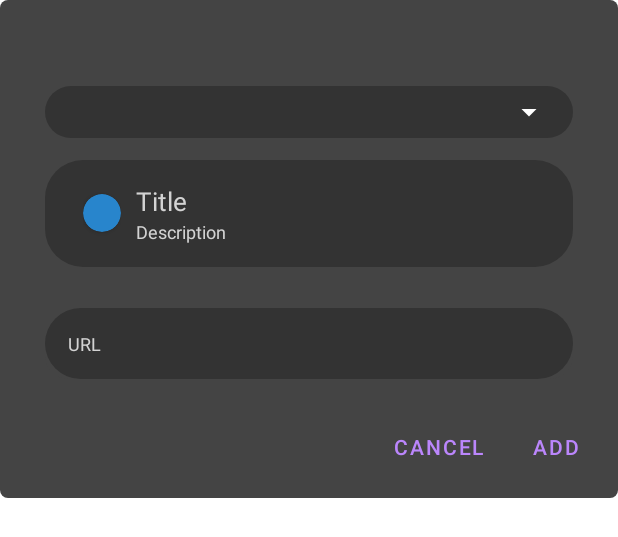
After one commit to Michal-Dzurik/Link-Organizer, an Android app: the layout add_link_dialog_layout.xml on its own in the app's theme, with its tools: preview values and no code run, on a phone screen of 412 x 824 dp. The commit adds this screen. Shown: the top 537 px of the screen. Run offline under Robolectric (Android 15) with nearby library versions, the phone set to English and light mode, and no system bars.

Commit message:
Share link feature added

```diff
--- /dev/null
+++ b/app/src/main/res/layout/add_link_dialog_layout.xml
@@ -0,0 +1,157 @@
+<?xml version="1.0" encoding="utf-8"?>
+<LinearLayout xmlns:android="http://schemas.android.com/apk/res/android"
+    xmlns:app="http://schemas.android.com/apk/res-auto"
+    xmlns:tools="http://schemas.android.com/tools"
+    android:orientation="vertical"
+    android:layout_width="match_parent"
+    android:layout_height="wrap_content"
+    android:background="@drawable/filter_dialog_background"
+    android:gravity="center"
+    android:padding="10dp">
+
+    <LinearLayout
+        android:layout_width="match_parent"
+        android:layout_height="match_parent"
+        android:orientation="horizontal"
+        android:layout_marginTop="20dp"
+        android:padding="20dp">
+
+        <androidx.constraintlayout.widget.ConstraintLayout
+            android:id="@+id/addLinkBox"
+            android:layout_width="match_parent"
+            android:layout_height="wrap_content"
+            android:layout_marginBottom="1dp"
+            android:animateLayoutChanges="true"
+            android:background="@drawable/add_folder_background">
+
+
+
+
+            <LinearLayout
+                android:layout_width="match_parent"
+                android:layout_height="wrap_content"
+                android:gravity="center"
+                android:orientation="vertical"
+                app:layout_constraintBottom_toBottomOf="parent"
+                app:layout_constraintEnd_toStartOf="@+id/approveAddLinkButton"
+                app:layout_constraintHorizontal_bias="0.5"
+                app:layout_constraintStart_toEndOf="@+id/dismissAddLinkButton"
+                app:layout_constraintTop_toTopOf="parent"
+                tools:ignore="UnknownIdInLayout">
+
+                <LinearLayout
+                    android:layout_width="match_parent"
+                    android:layout_height="wrap_content"
+                    android:layout_marginVertical="7dp"
+                    android:background="@drawable/link_layout_add_background"
+                    android:orientation="horizontal"
+                    android:padding="5dp">
+
+                    <Spinner
+                        android:id="@+id/folder_spinner"
+                        android:layout_width="match_parent"
+                        android:layout_height="wrap_content"
+                        android:backgroundTint="@color/white"
+                        android:popupBackground="?attr/colorSecondaryVariant"/>
+
+                </LinearLayout>
+
+                <LinearLayout
+                    android:layout_width="match_parent"
+                    android:layout_height="wrap_content"
+                    android:layout_marginVertical="7dp"
+                    android:background="@drawable/link_layout_add_background"
+                    android:orientation="horizontal"
+                    android:padding="15dp">
+
+                    <LinearLayout
+                        android:layout_width="wrap_content"
+                        android:layout_height="match_parent"
+                        android:gravity="center"
+                        android:orientation="vertical"
+                        android:paddingHorizontal="10dp">
+
+                        <androidx.cardview.widget.CardView
+                            android:id="@+id/colorCircle"
+                            android:layout_width="25dp"
+                            android:layout_height="25dp"
+                            app:cardBackgroundColor="@color/blue"
+                            app:cardCornerRadius="25dp"
+                            tools:cardElevation="0dp" />
+                    </LinearLayout>
+
+
+                    <LinearLayout
+                        android:layout_width="wrap_content"
+                        android:layout_height="wrap_content"
+                        android:gravity="center_vertical"
+                        android:orientation="vertical">
+
+                        <EditText
+                            android:id="@+id/linkName"
+                            android:layout_width="wrap_content"
+                            android:layout_height="wrap_content"
+                            android:background="@color/transparent"
+                            android:hint="@string/title"
+                            android:textColor="@color/white"
+                            android:textColorHint="?attr/colorOnPrimary"
+                            android:textSize="17sp" />
+
+                        <EditText
+                            android:id="@+id/linkDescription"
+                            android:layout_width="wrap_content"
+                            android:layout_height="wrap_content"
+                            android:background="@color/transparent"
+                            android:hint="@string/description"
+                            android:textColor="@color/white_gently_dark"
+                            android:textColorHint="?attr/colorOnPrimary"
+                            android:textSize="12dp" />
+
+                    </LinearLayout>
+
+                </LinearLayout>
+
+                <EditText
+                    android:id="@+id/linkHref"
+                    android:layout_width="match_parent"
+                    android:layout_height="wrap_content"
+                    android:layout_marginTop="20dp"
+                    android:background="@drawable/link_layout_add_background"
+                    android:hint="@string/url"
+                    android:inputType="textUri"
+                    android:padding="15dp"
+                    android:textColor="@color/white_gently_dark"
+                    android:textColorHint="?attr/colorOnPrimary"
+                    android:textSize="12dp" />
+
+            </LinearLayout>
+
+
+        </androidx.constraintlayout.widget.ConstraintLayout>
+
+    </LinearLayout>
+
+    <LinearLayout
+        android:layout_width="match_parent"
+        android:layout_height="wrap_content"
+        android:orientation="horizontal"
+        android:gravity="right">
+
+        <Button
+            android:id="@+id/negativeButton"
+            android:text="@string/cancel"
+            style="@style/Widget.MaterialComponents.Button.TextButton.Dialog"
+            android:layout_marginStart="20dp"
+            android:layout_width="wrap_content"
+            android:layout_height="wrap_content"/>
+
+        <Button
+            android:id="@+id/positiveButton"
+            style="@style/Widget.MaterialComponents.Button.TextButton.Dialog"
+            android:text="@string/add"
+            android:layout_width="wrap_content"
+            android:layout_height="wrap_content"/>
+
+    </LinearLayout>
+
+</LinearLayout>
--- a/app/src/main/res/layout/spinner_item_layout.xml
+++ b/app/src/main/res/layout/spinner_item_layout.xml
@@ -1,5 +1,6 @@
 <TextView xmlns:android="http://schemas.android.com/apk/res/android"
     android:text="Hello"
+    android:id="@+id/text"
     android:singleLine="true"
     android:layout_width="match_parent"
     android:layout_height="wrap_content"
--- a/app/src/main/res/values/strings.xml
+++ b/app/src/main/res/values/strings.xml
@@ -57,6 +57,8 @@
     <string name="select_link_color">Select link color</string>
     <string name="default_color">Default Color</string>
     <string name="select_folder_color">Select folder color</string>
+    <string name="add">Add</string>
+    <string name="select_link_folder">Select link folder</string>
 
     <string-array name="sort">
         <item>@string/none</item>
```
Also changed, not shown: app/src/main/AndroidManifest.xml (+7 -0 lines), app/src/main/java/sk/po/spse/dzurikm/linkorganizer/activities/MainActivity.java (+36 -1 lines), app/src/main/java/sk/po/spse/dzurikm/linkorganizer/adapters/FolderSpinnerAdapter.java (added, +48 -0 lines), app/src/main/java/sk/po/spse/dzurikm/linkorganizer/views/AddLinkDialog.java (added, +189 -0 lines), app/src/main/res/layout/folder_spinner_item_layout.xml (added, +18 -0 lines).
